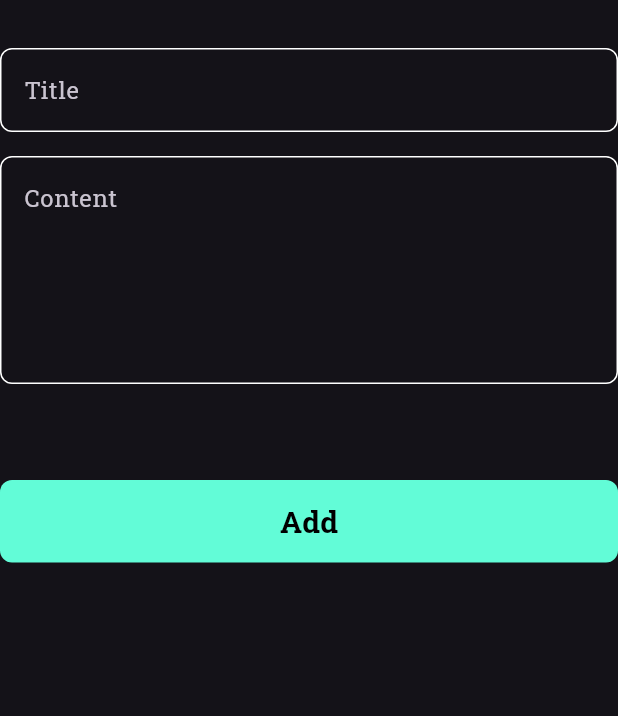
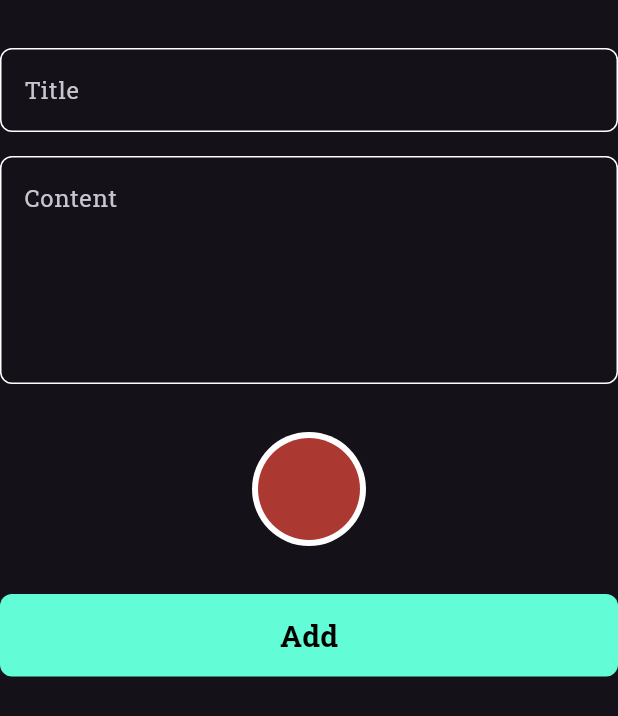
Before and after one commit to Jalo1982/notes_app, a Flutter app: the AddNoteForm widget shown alone on an empty page, opened directly, on a phone screen of 412 x 824 dp. Shown: the top 716 px of the screen. Run offline on Flutter 3.47's test engine with Material 3 defaults, Android fonts, the phone set to English and light mode, and no system bars; our stand-ins replace bloc, flutter_bloc, hive, hive_flutter; accounts and stored records are empty.

Commit message:
Create colors list view p1

```diff
--- a/lib/views/widgets/add_note_form.dart
+++ b/lib/views/widgets/add_note_form.dart
@@ -2,6 +2,7 @@ import 'package:flutter/material.dart';
 import 'package:flutter_bloc/flutter_bloc.dart';
 import 'package:notes_app/cubits/add_note_cubit/add_note_cubit.dart';
 import 'package:notes_app/models/note_model.dart';
+import 'package:notes_app/views/widgets/color_list_view.dart';
 import 'package:notes_app/views/widgets/custom_button.dart';
 import 'package:notes_app/views/widgets/cutom_text_field.dart';
 import 'package:intl/intl.dart';
@@ -45,13 +46,9 @@ class _AddNoteFormState extends State<AddNoteForm> {
             hint: 'Content',
             maxLines: 5,
           ),
-          const SizedBox(
-            height: 32,
-          ),
-          //const ColorListView(),
-          const SizedBox(
-            height: 32,
-          ),
+          const SizedBox(height: 32),
+          const ColorListView(),
+          const SizedBox(height: 32),
           BlocBuilder<AddNoteCubit, AddNoteState>(
             builder: (context, state) {
               return CustomButton(
--- a/lib/views/widgets/edit_note_view_body.dart
+++ b/lib/views/widgets/edit_note_view_body.dart
@@ -53,9 +53,9 @@ class _EditNoteViewBodyState extends State<EditNoteViewBody> {
           const SizedBox(
             height: 16,
           ),
-          EditNoteColorsList(
-            note: widget.note,
-          )
+          // EditNoteColorsList(
+          //   note: widget.note,
+          // )
         ],
       ),
     );
```
